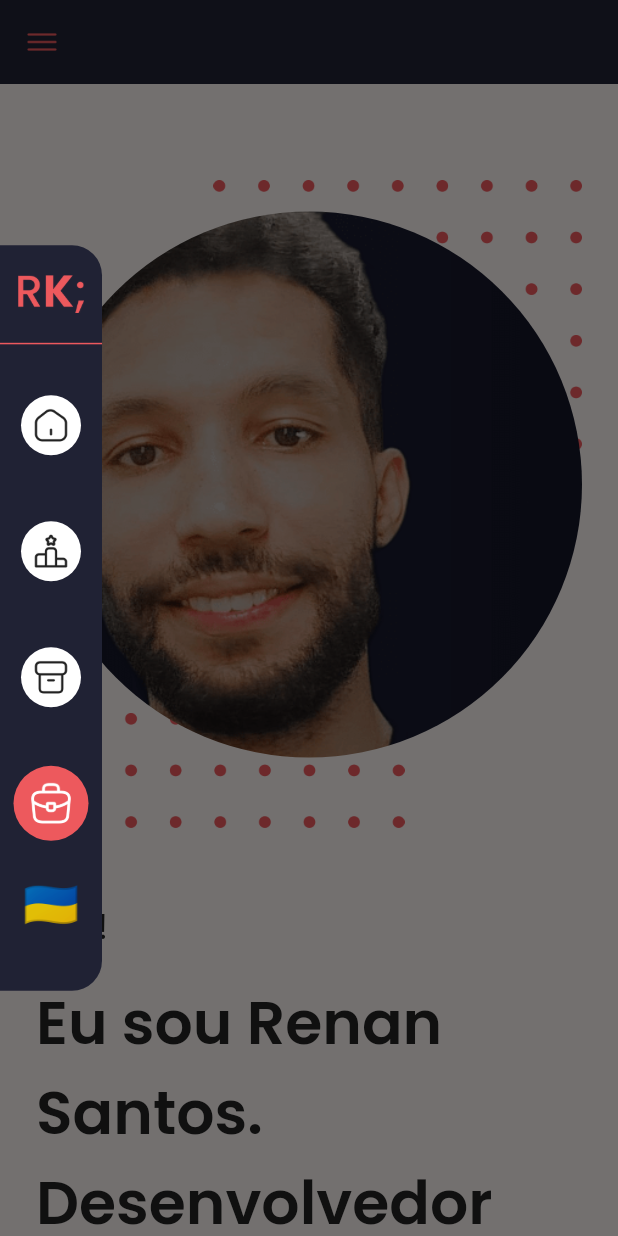
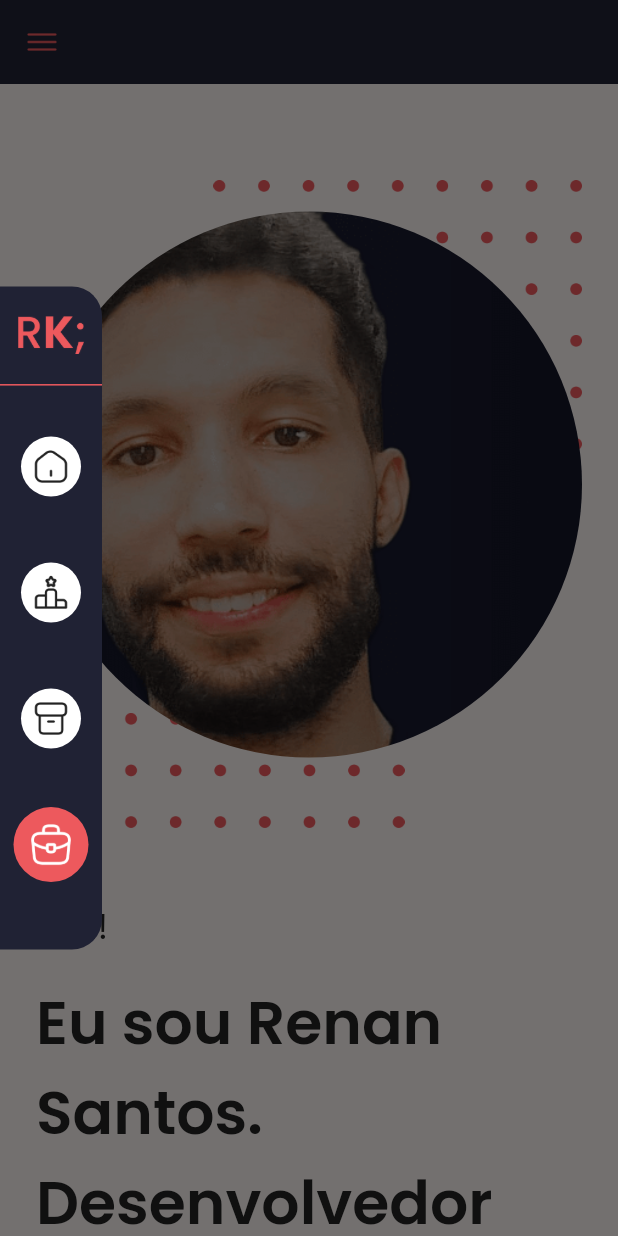
Before and after one commit to renankanu/me_landing_page, a Flutter app: the screen it shows after launch, with the side drawer open, on a phone screen of 412 x 824 dp. Run offline on Flutter 3.47's test engine with Material 2 defaults, Android fonts, the phone set to English and light mode, and no system bars; our stand-ins replace cloud_firestore, firebase_core, flutter_dotenv, flutter_staggered_animations, get, google_fonts and 4 more; accounts and stored records are empty; network calls fail; project files that could hold a hidden picture were left out.

Commit message:
feature - remove flag from left menu

```diff
--- a/lib/app/modules/home/views/widgets/left_menu.dart
+++ b/lib/app/modules/home/views/widgets/left_menu.dart
@@ -95,8 +95,6 @@ class LeftMenu extends StatelessWidget {
                   );
                 },
               ),
-              const SizedBox(height: 20),
-              const Text('🇺🇦', style: TextStyle(fontSize: 30)),
             ],
           ),
         ),
```
